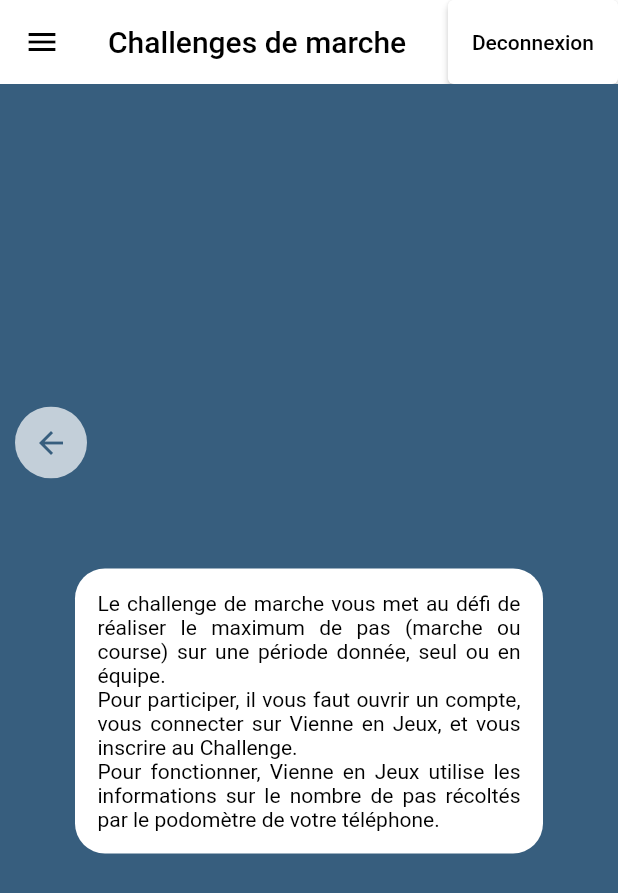
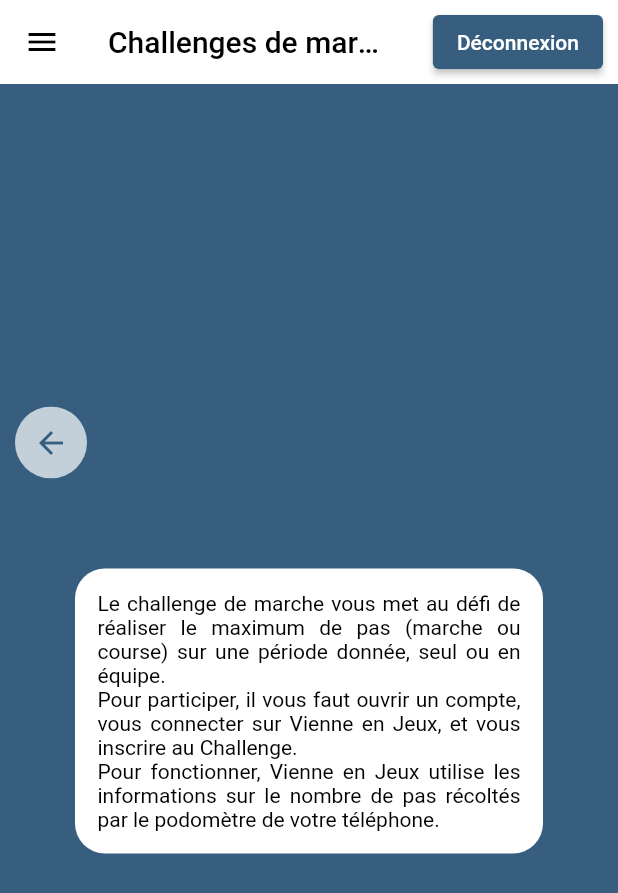
Before and after one commit to damienarrive/vienne_en_jeux, a Flutter app: the ChallengeMarche screen opened by its route, after a tap on the "question mark" icon, on a phone screen of 412 x 824 dp. Shown: the top 893 px of the screen. Run offline on Flutter 3.47's test engine with Material 2 defaults, Android fonts, the light colour scheme and no system bars; our stand-ins replace flutter_markdown, fluttertoast, pedometer, searchfield; missing offline and left inert: cron, flutter_session_manager, mailjet; network calls fail.

Commit message:
classement + liste
Mise à jour des classement avec affichage du classement actuel, déplacement du bouton de connexion et ajustement des placements de champs

```diff
--- a/lib/main.dart
+++ b/lib/main.dart
@@ -215,6 +215,7 @@ class _MainPageState extends State<MainPage> {
   @override
   Widget build(BuildContext context) {
     return Scaffold(
+      resizeToAvoidBottomInset: false,
       drawer: NavigationDrawerWidget(),
       appBar: AppBar(
         title: const Text('Accueil'),
--- a/lib/widget/connexion_button_widget.dart
+++ b/lib/widget/connexion_button_widget.dart
@@ -1,5 +1,6 @@
 import 'package:flutter/material.dart';
 import 'package:flutter_session_manager/flutter_session_manager.dart';
+import 'package:vienne_en_jeux/main.dart';
 
 class ConnexionButtonWidget extends StatefulWidget {
   ConnexionButtonWidget({super.key});
@@ -30,20 +31,41 @@ class _ConnexionButtonWidgetState extends State<ConnexionButtonWidget> {
   @override
   Widget build(BuildContext context) {
     if(id == "null"){
-      return ElevatedButton(
+      return Padding(
+          padding : const EdgeInsets.all(10),
+          child: ElevatedButton(
+            style: ButtonStyle(
+                backgroundColor: MaterialStateProperty.resolveWith<Color?>(
+                        (Set<MaterialState> states) {
+                      return const Color(0xFF375E7E);
+                    }
+                )
+            ),
             onPressed: (){
               Navigator.pushNamed(context, '/Connexion');
             },
-          child: const Text("Connexion")
+            child: const Text("Connexion", style: TextStyle(color: Colors.white),)
+        )
       );
+
     }
     else{
-      return ElevatedButton(
+      return Padding(
+        padding : const EdgeInsets.all(10),
+        child : ElevatedButton(
+            style: ButtonStyle(
+                backgroundColor: MaterialStateProperty.resolveWith<Color?>(
+                        (Set<MaterialState> states) {
+                      return const Color(0xFF375E7E);
+                    }
+                )
+            ),
             onPressed: (){
               session.destroy();
               Navigator.pushNamed(context, '/');
             },
-          child: const Text("Deconnexion")
+            child: const Text("Déconnexion",style: TextStyle(color: Colors.white),)
+        )
       );
     }
   }
--- a/lib/widget/navigation_drawer_widget.dart
+++ b/lib/widget/navigation_drawer_widget.dart
@@ -58,7 +58,6 @@ class _NavigationDrawerWidgetState extends State<NavigationDrawerWidget> {
               },
             ),
             challenge(),
-            deconnexion(),
             ExpansionTile(
               textColor: Colors.black,
               childrenPadding: const EdgeInsets.only(left: 30),
@@ -90,58 +89,6 @@ class _NavigationDrawerWidgetState extends State<NavigationDrawerWidget> {
           ],
         ),
       ),
-    );
-  }
-
-
-  deconnexion(){
-    return FutureBuilder(
-        future: _getSession(),
-        builder: (context, snapshot){
-            if(id != "null"){
-              return ExpansionTile(
-                textColor: Colors.black,
-                childrenPadding: EdgeInsets.only(left: 30),
-                title: Text("Deconnexion"),
-                children: <Widget>[
-                  ListTile(
-                    leading:
-                    const Icon(Icons.directions_run, color: Colors.black),
-                    title: const Text('Deconnexion'),
-                    onTap: () {
-                      session.destroy();
-                      Navigator.pushNamed(context, '/');
-                    },
-                  ),
-                ],
-              );
-            }
-            else{
-              return ExpansionTile(
-                textColor: Colors.black,
-                childrenPadding: EdgeInsets.only(left: 30),
-                title: Text("Connexion"),
-                children: <Widget>[
-                  ListTile(
-                    leading:
-                    const Icon(Icons.directions_run, color: Colors.black),
-                    title: const Text('Connexion'),
-                    onTap: () {
-                      Navigator.pushNamed(context, '/Connexion');
-                    },
-                  ),
-                  ListTile(
-                    leading:
-                    const Icon(Icons.directions_run, color: Colors.black),
-                    title: const Text('Inscription'),
-                    onTap: () {
-                      Navigator.pushNamed(context, '/Inscription');
-                    },
-                  ),
-                ],
-              );
-            }
-        }
     );
   }
 
```
Also changed, not shown: lib/page/challenge_interface.dart (+11 -9 lines), lib/page/challenge_marche.dart (+2 -28 lines), lib/page/classementAncien.dart (+6 -6 lines), lib/page/participants.dart (+4 -4 lines). Lines whose indentation alone changed are shown as unchanged.
